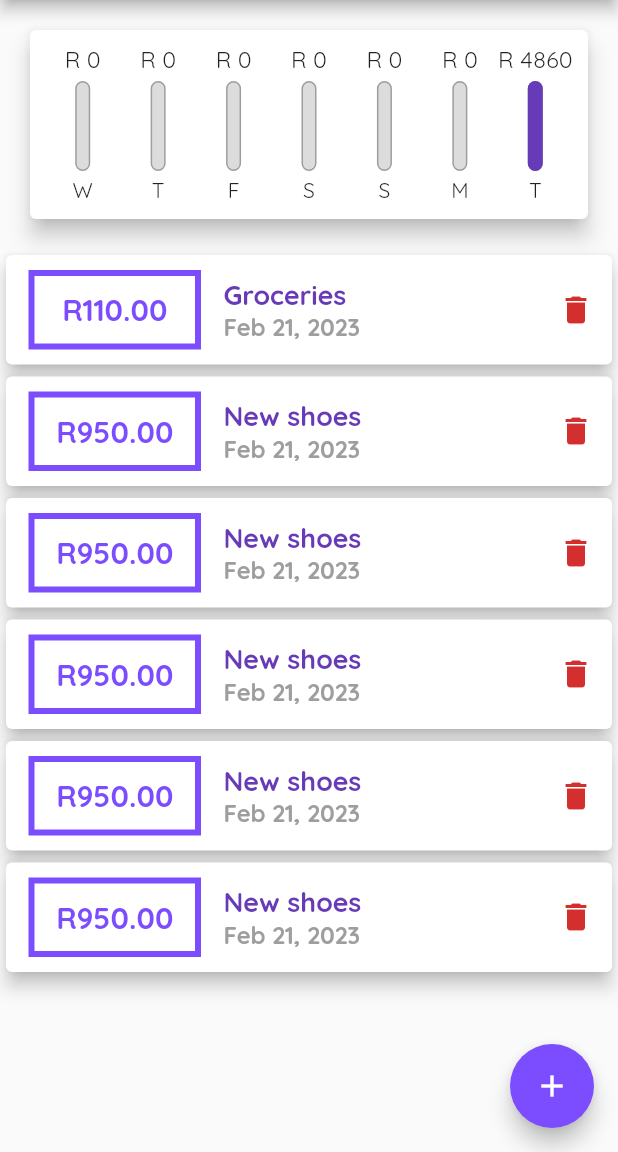
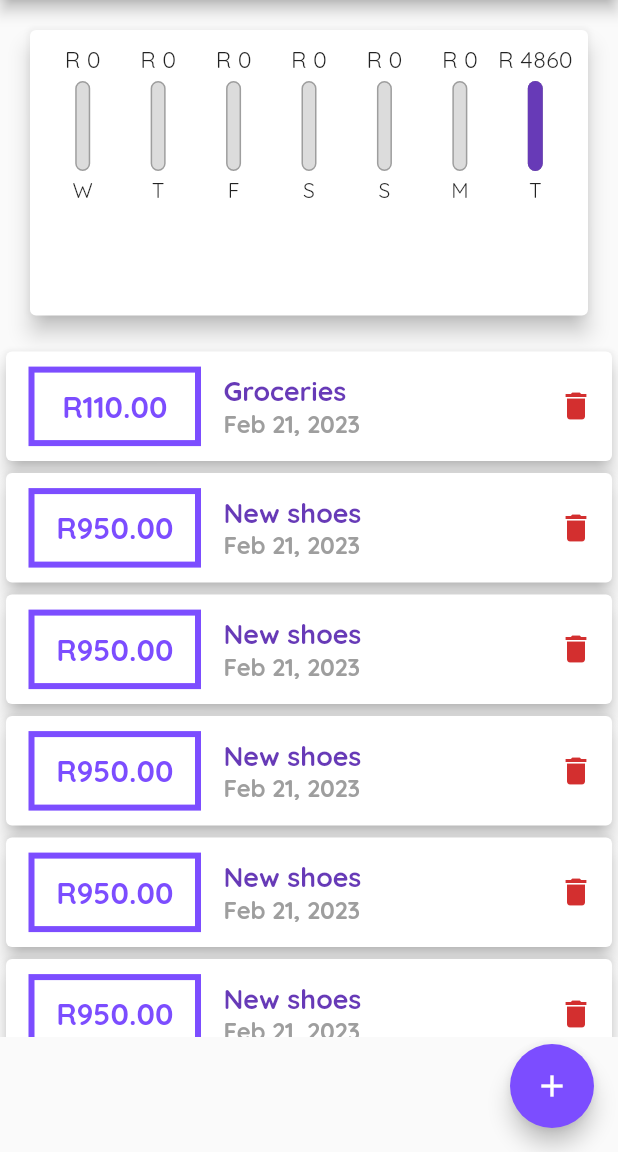
Before and after one commit to Ruan6370/flutterSect4Guide, a Flutter app: the screen it shows after launch, after a tap on the "delete" icon, on a phone screen of 412 x 824 dp, the part 84-1236 px from its top. Run offline on Flutter 3.47's test engine with Material 2 defaults, Android fonts, the phone set to English and light mode, and no system bars.

Commit message:
Made app responsive, length wise

```diff
--- a/lib/_widgets/transactions_list.dart
+++ b/lib/_widgets/transactions_list.dart
@@ -12,9 +12,7 @@ class TransactionList extends StatelessWidget {
 
   @override
   Widget build(BuildContext context) {
-    return SizedBox(
-        height: MediaQuery.of(context).size.height,
-        child: transactionItems.isEmpty
+    return transactionItems.isEmpty
         ? Column(children: <Widget>[
             const Text('No items to display...',
                 style: CustomFonts.bodyMissing),
@@ -40,9 +38,8 @@ class TransactionList extends StatelessWidget {
                               ),
                               decoration: BoxDecoration(
                                 border: Border.all(
-                                      color: Theme.of(context)
-                                          .colorScheme
-                                          .secondary,
+                                  color:
+                                      Theme.of(context).colorScheme.secondary,
                                   width: 4,
                                 ),
                               ),
@@ -85,8 +82,7 @@ class TransactionList extends StatelessWidget {
                         ]),
                       ),
                       IconButton(
-                            onPressed: () =>
-                                deleteTx(transactionItems[index].id),
+                        onPressed: () => deleteTx(transactionItems[index].id),
                         icon: const Icon(Icons.delete),
                         color: Theme.of(context).errorColor,
                       ),
@@ -94,6 +90,6 @@ class TransactionList extends StatelessWidget {
               );
             },
             itemCount: transactionItems.length,
-              ));
+          );
   }
 }
--- a/lib/main.dart
+++ b/lib/main.dart
@@ -110,8 +110,7 @@ class _HomePageState extends State<HomePage> {
 
   @override
   Widget build(BuildContext context) {
-    return Scaffold(
-      appBar: AppBar(
+    final appBar = AppBar(
       title: const Text('Track Your Expenses!'),
       actions: <Widget>[
         IconButton(
@@ -119,14 +118,28 @@ class _HomePageState extends State<HomePage> {
           icon: const Icon(Icons.add),
         ),
       ],
-      ),
+    );
+
+    return Scaffold(
+      appBar: appBar,
       body: SingleChildScrollView(
         child: Column(
             mainAxisAlignment: MainAxisAlignment.start,
             crossAxisAlignment: CrossAxisAlignment.stretch,
             children: <Widget>[
-              Chart(_recentTransactions),
-              TransactionList(_userTransactions, _deleteTransaction),
+              SizedBox(
+                  height: (MediaQuery.of(context).size.height -
+                          appBar.preferredSize.height -
+                          MediaQuery.of(context).padding.top) *
+                      0.3,
+                  child: Chart(_recentTransactions)),
+              SizedBox(
+                  height: (MediaQuery.of(context).size.height -
+                          appBar.preferredSize.height -
+                          MediaQuery.of(context).padding.top) *
+                      0.6,
+                  child:
+                      TransactionList(_userTransactions, _deleteTransaction)),
             ]),
       ),
       floatingActionButton: FloatingActionButton(
```
Lines whose indentation alone changed are shown as unchanged.
